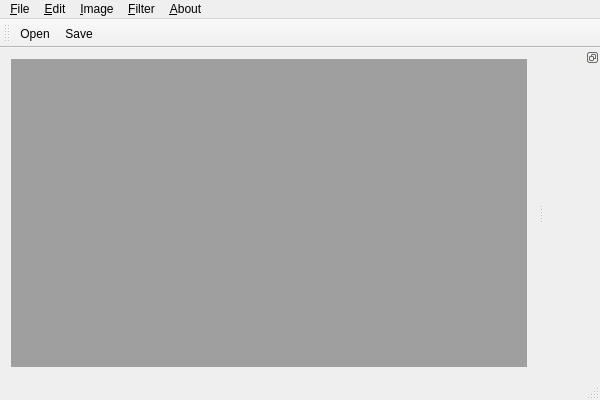
This is mainwindow.ui in mbobowsk/DarQwin as Qt 5 draws it before an edit. The edited form follows.
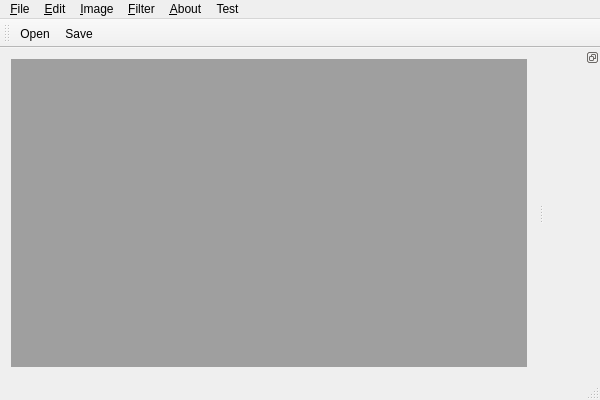
This is the edited form. Icons and pictures are not drawn.

Patch:
```diff
--- a/mainwindow.ui
+++ b/mainwindow.ui
@@ -94,11 +94,19 @@
     </widget>
     <addaction name="menuSmooth"/>
    </widget>
+   <widget class="QMenu" name="menuTest">
+    <property name="title">
+     <string>Test</string>
+    </property>
+    <addaction name="pointAction"/>
+    <addaction name="markAction"/>
+   </widget>
    <addaction name="menu_File"/>
    <addaction name="menu_Edit"/>
    <addaction name="menu_Tune"/>
    <addaction name="menuFilter"/>
    <addaction name="menu_About"/>
+   <addaction name="menuTest"/>
   </widget>
   <widget class="QToolBar" name="mainToolBar">
    <attribute name="toolBarArea">
```
Left out of the diff: 10 changed lines with no effect on the pictures.
